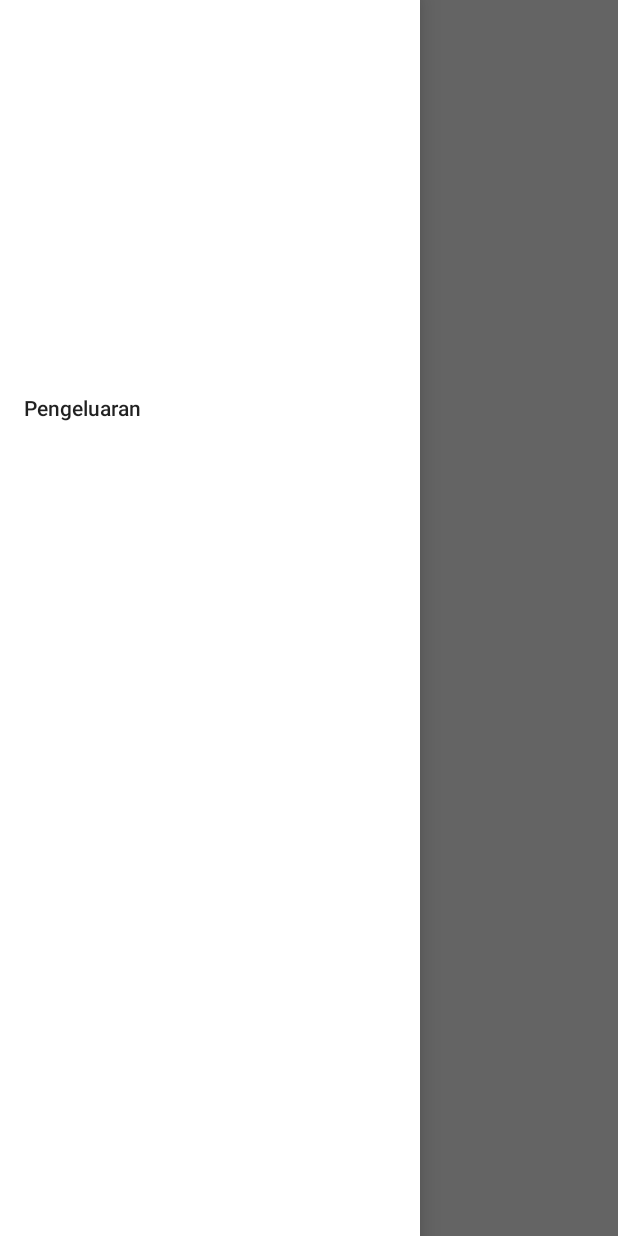
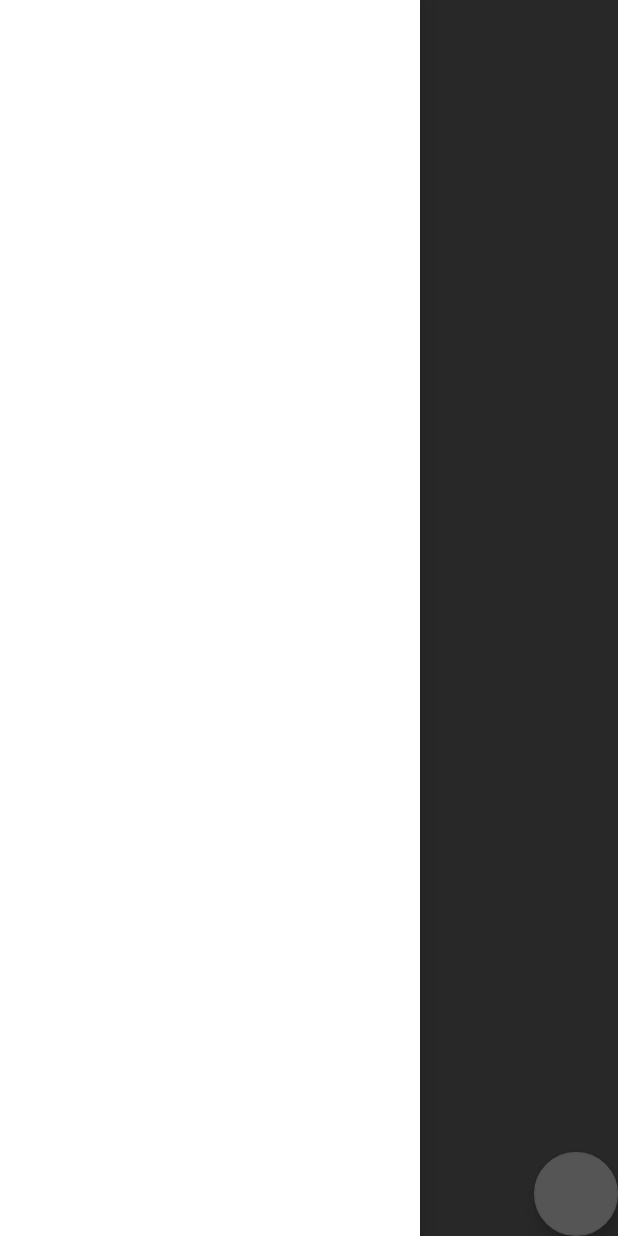
Before and after one commit to ibnuda/Slempit, an Android app: the screen it shows after launch (UtamaActivity), with the side drawer open, on a phone screen of 412 x 824 dp. Run offline under Robolectric (Android 15) with nearby library versions, the phone set to English and light mode, and no system bars; libraries missing offline, so code that uses them is left out: com.github.florent37.materialviewpager, io.realm; plain views replace MaterialViewPager; 9 statements that could not run were skipped.

Commit message:
what the duck am i doing?

```diff
--- a/app/build.gradle
+++ b/app/build.gradle
@@ -41,6 +41,7 @@ dependencies {
         transitive = true
     }
     compile 'com.github.ksoichiro:android-observablescrollview:1.6.0'
+    compile 'com.github.florent37:carpaccio:1.0.2.7'
 }
 repositories {
     mavenCentral()
--- a/app/src/main/java/me/ijauradunbi/slempit/activities/UtamaActivity.kt
+++ b/app/src/main/java/me/ijauradunbi/slempit/activities/UtamaActivity.kt
@@ -1,10 +1,12 @@
 package me.ijauradunbi.slempit.activities
 
+import android.graphics.Color
 import android.os.Bundle
 import android.support.v4.app.Fragment
 import android.support.v4.app.FragmentStatePagerAdapter
 import android.support.v7.widget.Toolbar
 import com.github.florent37.materialviewpager.MaterialViewPager
+import com.github.florent37.materialviewpager.header.HeaderDesign
 import io.realm.Realm
 import io.realm.RealmConfiguration
 import me.ijauradunbi.slempit.R
@@ -29,7 +31,7 @@ class UtamaActivity : DrawerActivity() {
         setSupportActionBar(toolbar!!)
         materialViewPager!!.viewPager.adapter = object: FragmentStatePagerAdapter(supportFragmentManager) {
             override fun getCount(): Int {
-                return 1
+                return 2
             }
             override fun getItem(position: Int): Fragment {
                 when (position % 4) {
@@ -38,7 +40,26 @@ class UtamaActivity : DrawerActivity() {
                     else -> return PemasukanFragment.newInstance()
                 }
             }
+            override fun getPageTitle(position: Int): CharSequence {
+                when (position % 4) {
+                    0 -> return "Pemasukan"
+                    1 -> return "Pengeluaran"
+                    else -> return "Pemasukan"
+                }
+            }
+        }
 
+        materialViewPager!!.setMaterialViewPagerListener { page ->
+            when (page % 4) {
+                0 -> HeaderDesign.fromColorAndUrl(Color.BLUE, "localhost")
+                1 -> HeaderDesign.fromColorAndUrl(Color.CYAN, "localhost")
+                else -> HeaderDesign.fromColorAndUrl(Color.RED, "localhost")
+            }
         }
+
+        materialViewPager!!.viewPager.offscreenPageLimit = materialViewPager!!.viewPager.adapter.count
+        materialViewPager!!.pagerTitleStrip.setViewPager(materialViewPager!!.viewPager)
+
+
     }
 }
--- a/app/src/main/java/me/ijauradunbi/slempit/models/Pemasukan.kt
+++ b/app/src/main/java/me/ijauradunbi/slempit/models/Pemasukan.kt
@@ -9,5 +9,8 @@ import java.util.*
  */
 
 open class Pemasukan : RealmObject() {
+    open var masuk: Long? = null
+    open var siapa: String? = null
     open var total: Long? = null
+    open var waktu: Date? = null
 }
--- a/app/src/main/res/layout/activity_utama.xml
+++ b/app/src/main/res/layout/activity_utama.xml
@@ -9,7 +9,6 @@
             android:layout_width="match_parent"
             android:layout_height="match_parent"
             app:viewpager_logo="@layout/header"
-            app:viewpager_pagerTitleStrip="@layout/pager_pemasukan"
             app:viewpager_logoMarginTop="100dp"
             app:viewpager_color="@color/colorPrimary"
             app:viewpager_headerHeight="200dp"
@@ -22,9 +21,18 @@
             app:viewpager_headerAdditionalHeight="20dp"
             app:viewpager_displayToolbarWhenSwipe="true"
             app:viewpager_transparentToolbar="false"
-            app:viewpager_animatedHeaderImage="true"
+            app:viewpager_animatedHeaderImage="true" />
+    <android.support.design.widget.CoordinatorLayout
+            android:layout_width="match_parent"
+            android:layout_height="wrap_content">
 
-    />
+        <android.support.design.widget.FloatingActionButton
+                android:id="@+id/floating_action_button"
+                android:layout_gravity="bottom|end"
+                android:layout_width="@dimen/fab_size"
+                android:layout_height="@dimen/fab_size" android:padding="30dp" android:paddingRight="30dp"
+                android:paddingBottom="30dp" android:paddingLeft="30dp" android:paddingTop="30dp"/>
+    </android.support.design.widget.CoordinatorLayout>
     <android.support.design.widget.NavigationView
             android:id="@+id/navigation_view"
             android:layout_width="wrap_content"
--- a/app/src/main/res/values/strings.xml
+++ b/app/src/main/res/values/strings.xml
@@ -6,4 +6,5 @@
     <string name="hello_blank_fragment">Hello blank fragment</string>
     <string name="drawer_open">Open</string>
     <string name="drawer_close">Close</string>
+    <string name="title_activity_main">MainActivity</string>
 </resources>
--- a/app/src/main/res/values/styles.xml
+++ b/app/src/main/res/values/styles.xml
@@ -1,17 +1,53 @@
-<resources>
+<resources xmlns:tools="http://schemas.android.com/tools">
+    <style name="AppBaseTheme" parent="@style/Theme.AppCompat.Light">
+    </style>
 
-    <!-- Base application theme. -->
-    <style name="AppTheme" parent="Theme.AppCompat.Light.NoActionBar">
-        <!-- Customize your theme here. -->
+    <style name="AppTheme" parent="AppBaseTheme">
+
+        <item name="android:textColorPrimary">@android:color/white</item>
+        <item name="drawerArrowStyle">@style/DrawerArrowStyle</item>
+        <item name="android:windowTranslucentStatus" tools:targetApi="21">true</item>
+
+        <item name="android:windowContentOverlay">@null</item>
+        <item name="windowActionBar">false</item>
+        <item name="windowNoTitle">true</item>
+
+        <!-- Toolbar Theme / Apply white arrow -->
+        <item name="colorControlNormal">@android:color/white</item>
+        <item name="actionBarTheme">@style/AppTheme.ActionBarTheme</item>
+
+        <!-- Material Theme -->
         <item name="colorPrimary">@color/colorPrimary</item>
         <item name="colorPrimaryDark">@color/colorPrimaryDark</item>
-        <item name="colorAccent">@color/colorAccent</item>
+        <item name="colorAccent">@color/accent_color</item>
+
+        <item name="android:navigationBarColor" tools:targetApi="21">@color/navigationBarColor</item>
+        <item name="android:windowDrawsSystemBarBackgrounds" tools:targetApi="21">true</item>
+
     </style>
-    <style name="AppTheme.NoActionBar">
-        <item name="windowActionBar">false</item>
-        <item name="windowNoTitle">true</item>
+
+    <style name="AppTheme.ActionBarTheme" parent="@style/ThemeOverlay.AppCompat.ActionBar">
+        <!-- White arrow -->
+        <item name="colorControlNormal">@android:color/white</item>
     </style>
-    <style name="AppTheme.AppBarOverlay" parent="ThemeOverlay.AppCompat.Dark.ActionBar"/>
-    <style name="AppTheme.PopupOverlay" parent="ThemeOverlay.AppCompat.Light"/>
 
+    <style name="DrawerArrowStyle" parent="Widget.AppCompat.DrawerArrowToggle">
+        <item name="spinBars">true</item>
+        <item name="color">@color/drawerArrowColor</item>
+    </style>
 </resources>
+        <!--resources>
+
+            <style name="AppTheme" parent="Theme.AppCompat.DayNight.NoActionBar">
+                <item name="colorPrimary">@color/colorPrimary</item>
+                <item name="colorPrimaryDark">@color/colorPrimaryDark</item>
+                <item name="colorAccent">@color/colorAccent</item>
+            </style>
+            <style name="AppTheme.NoActionBar">
+                <item name="windowActionBar">false</item>
+                <item name="windowNoTitle">true</item>
+            </style>
+            <style name="AppTheme.AppBarOverlay" parent="ThemeOverlay.AppCompat.Dark.ActionBar"/>
+            <style name="AppTheme.PopupOverlay" parent="ThemeOverlay.AppCompat.Light"/>
+
+        </resources-->
```
Also changed, not shown: app/src/main/java/me/ijauradunbi/slempit/adapter/SomethingAdapter.kt (added, +52 -0 lines), app/src/main/java/me/ijauradunbi/slempit/fragments/PemasukanFragment.kt (+8 -5 lines), app/src/main/java/me/ijauradunbi/slempit/fragments/PengeluaranFragment.kt (+28 -0 lines), app/src/main/res/layout/fragment_pengeluaran.xml (+18 -3 lines), app/src/main/res/layout/list_item_card_big.xml (added, +18 -0 lines), app/src/main/res/layout/list_item_card_small.xml (added, +18 -0 lines), app/src/main/res/values/dimens.xml (+7 -1 lines).
